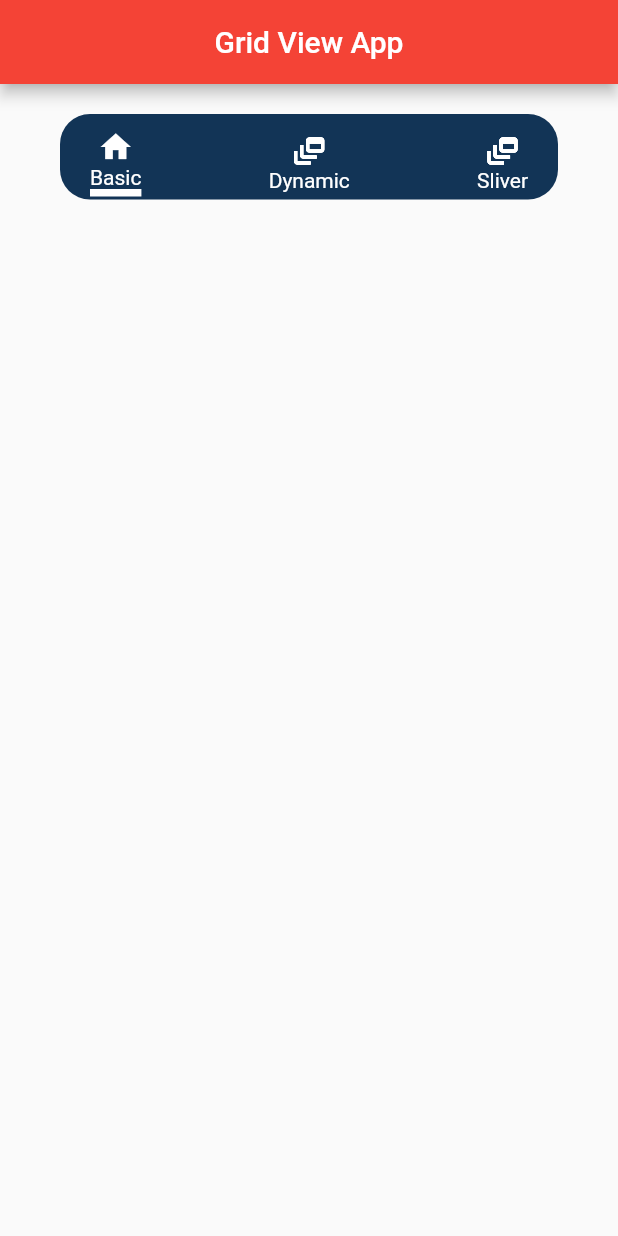
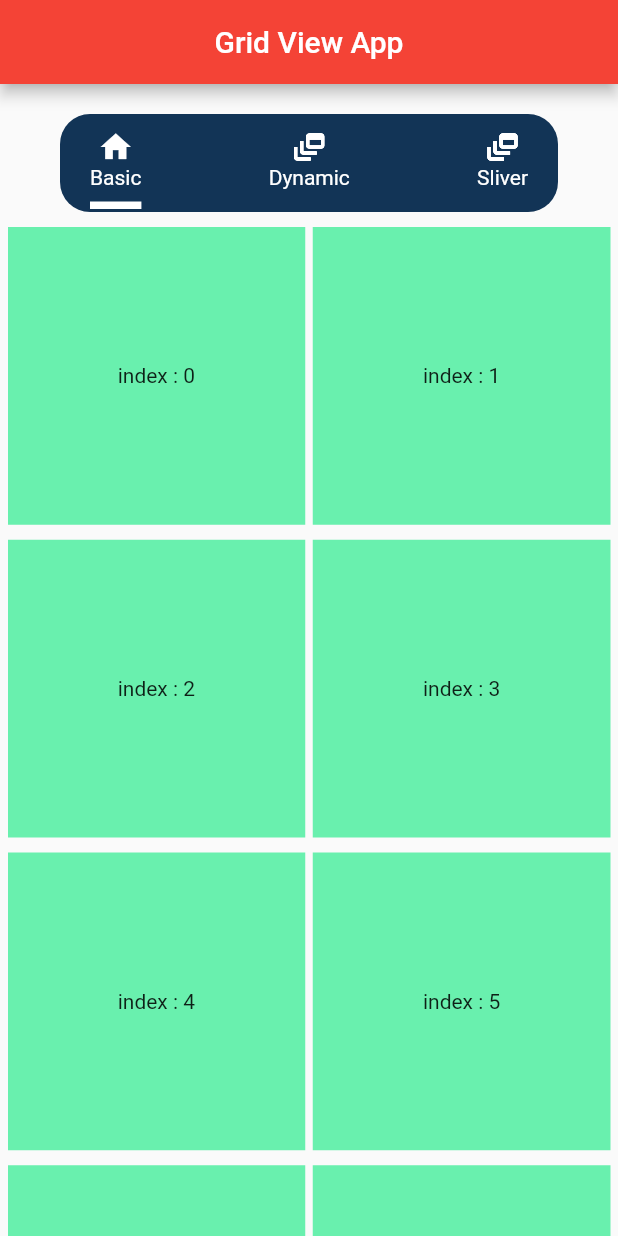
Before and after one commit to Tareq23/Grid-View-App, a Flutter app: the screen it shows after launch, on a phone screen of 412 x 824 dp. Run offline on Flutter 3.47's test engine with Material 2 defaults, Android fonts, the phone set to English and light mode, and no system bars.

Commit message:
basic grid view

```diff
--- /dev/null
+++ b/lib/basic_grid_view_widget.dart
@@ -0,0 +1,28 @@
+
+import 'package:flutter/material.dart';
+
+class BasicGridWidget extends StatelessWidget {
+  const BasicGridWidget({Key? key}) : super(key: key);
+
+  @override
+  Widget build(BuildContext context) {
+    return GridView.builder(
+
+      gridDelegate: const SliverGridDelegateWithFixedCrossAxisCount(
+        crossAxisCount: 2,
+        mainAxisSpacing: 10,
+        crossAxisSpacing: 5,
+      ),
+      itemCount: 100,
+      itemBuilder: (BuildContext context, int index) {
+        return Container(
+          height: 100,
+          margin: EdgeInsets.zero,
+          color: Colors.greenAccent,
+          child: Center(child: Text("index : $index")),
+        );
+      },
+
+    );
+  }
+}
--- a/lib/constants/color_value.dart
+++ b/lib/constants/color_value.dart
@@ -1,6 +1,3 @@
-
-
-import 'package:flutter/cupertino.dart';
 import 'package:flutter/material.dart';
 
 class ConstantColor{
--- a/lib/pages/home.dart
+++ b/lib/pages/home.dart
@@ -1,4 +1,5 @@
 import 'package:flutter/material.dart';
+import 'package:grid_view_app/basic_grid_view_widget.dart';
 import 'package:grid_view_app/constants/color_value.dart';
 
 class Home extends StatelessWidget {
@@ -27,6 +28,7 @@ class _GridHomeState extends State<GridHome> {
   @override
   Widget build(BuildContext context) {
     return Scaffold(
+      resizeToAvoidBottomInset: false,
       appBar: AppBar(
         backgroundColor: ConstantColor.appBarBg,
         title: const Text('Grid View App',style: TextStyle(color: ConstantColor.appBarText),),
@@ -34,7 +36,9 @@ class _GridHomeState extends State<GridHome> {
       ),
       body: Column(
         children: [
-          Container(
+          Expanded(
+            flex: 1,
+            child: Container(
               margin: const EdgeInsets.only(left: 40,right: 40,top: 20),
               width: MediaQuery.of(context).size.width-80,
               padding: const EdgeInsets.only(left: 20,right: 20, top: 10,bottom: 2),
@@ -122,7 +126,17 @@ class _GridHomeState extends State<GridHome> {
                   ),
                 ],
               ),
+            ),
+          ),
+
+          Expanded(
+            flex: 8,
+            child: Padding(
+              padding: const EdgeInsets.only(top: 10,left: 5,right: 5),
+              child: _basicTabAcitve == true ? const BasicGridWidget() : null,
+            ),
           )
+
         ],
       ),
     );
```
Also changed, not shown: lib/basic_grid_view.dart (deleted). Lines whose indentation alone changed are shown as unchanged.
